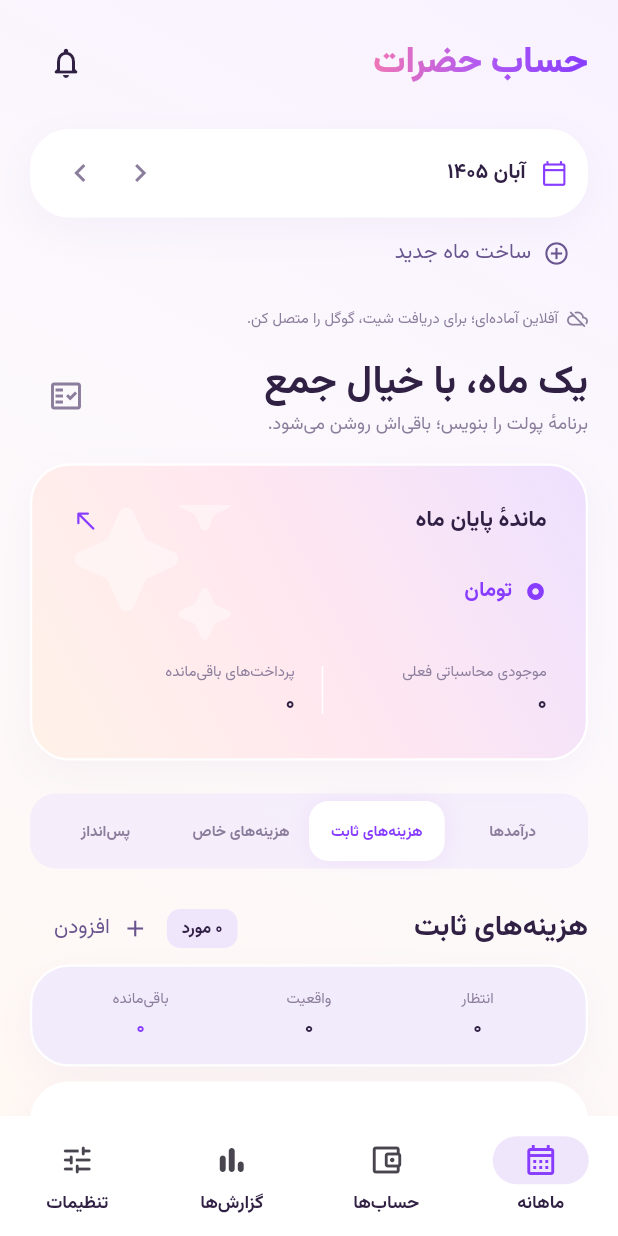
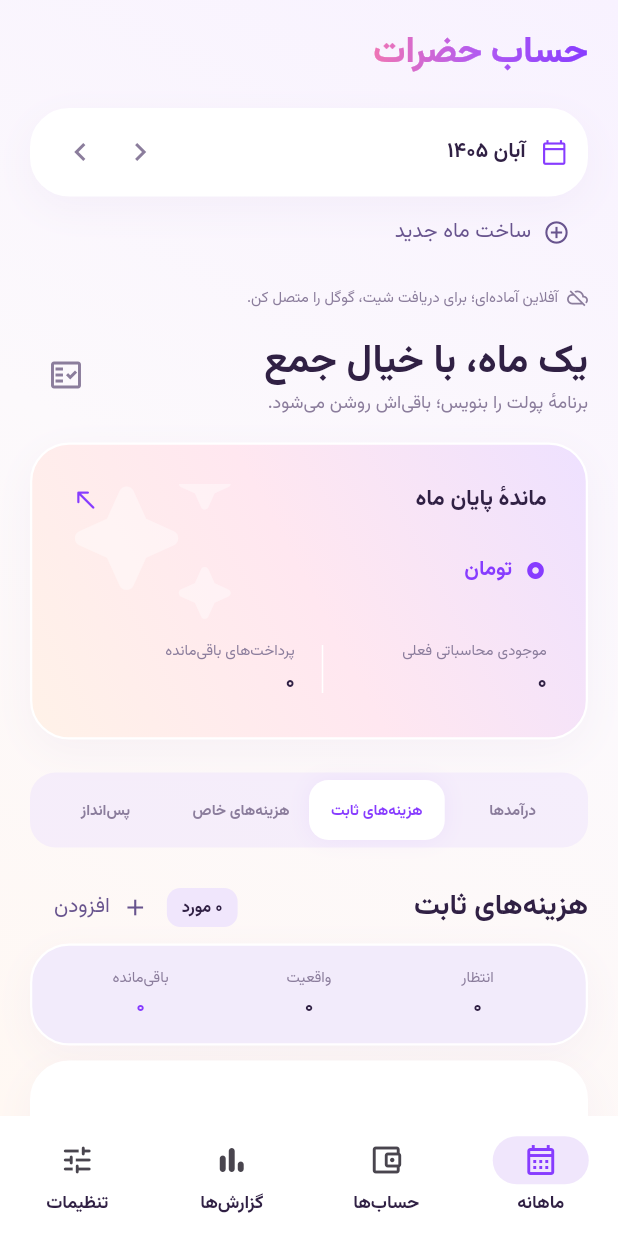
Before and after one commit to mohamad72/hesabketab, a Flutter app: the screen it shows after launch, on a phone screen of 412 x 824 dp. Run offline on Flutter 3.47's test engine with Material 3 defaults, Android fonts, the phone set to English and light mode, and no system bars; our stand-ins replace shamsi_date, web.

Commit message:
fix: remove unused notification bell from app header

```diff
--- a/lib/ui/shell.dart
+++ b/lib/ui/shell.dart
@@ -176,20 +176,6 @@ class _AppShellState extends State<AppShell> {
                                     fontSize: 13,
                                   ),
                                 ),
-                              const Spacer(),
-                              IconButton(
-                                tooltip: 'وضعیت همگام‌سازی',
-                                onPressed: () => setState(() => page = 3),
-                                icon: Badge(
-                                  isLabelVisible: c.pending > 0,
-                                  label: Text(persian(c.pending)),
-                                  backgroundColor: pink,
-                                  child: const Icon(
-                                    Icons.notifications_none_rounded,
-                                    color: ink,
-                                  ),
-                                ),
-                              ),
                             ],
                           ),
                           const SizedBox(height: 20),
```
